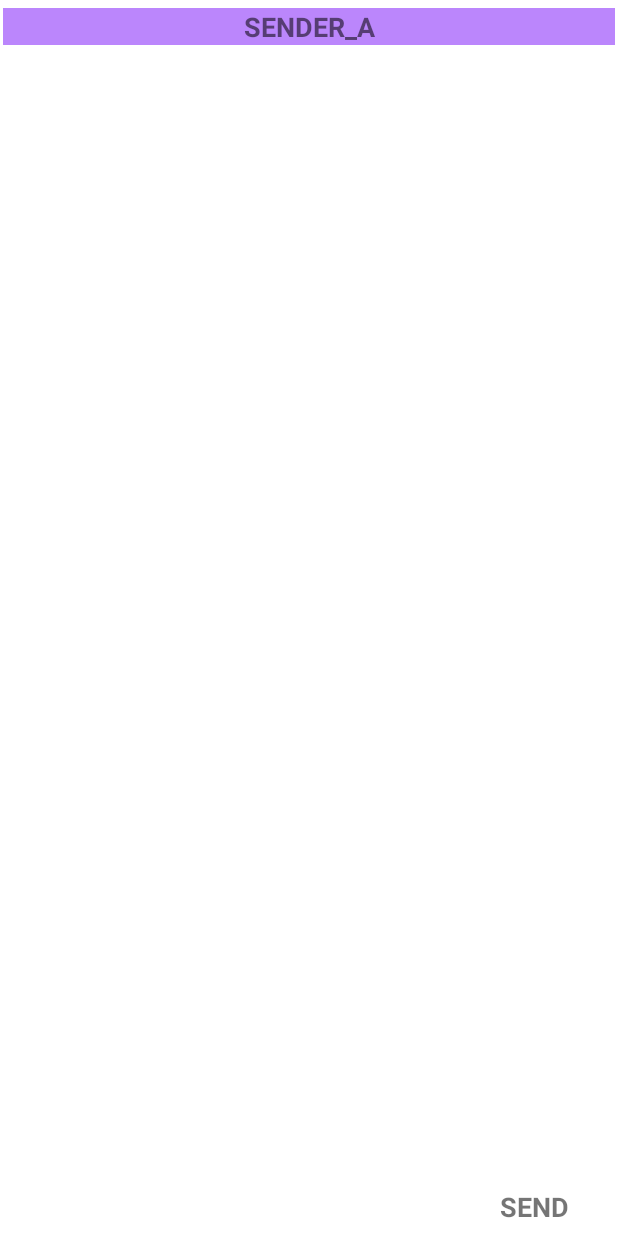
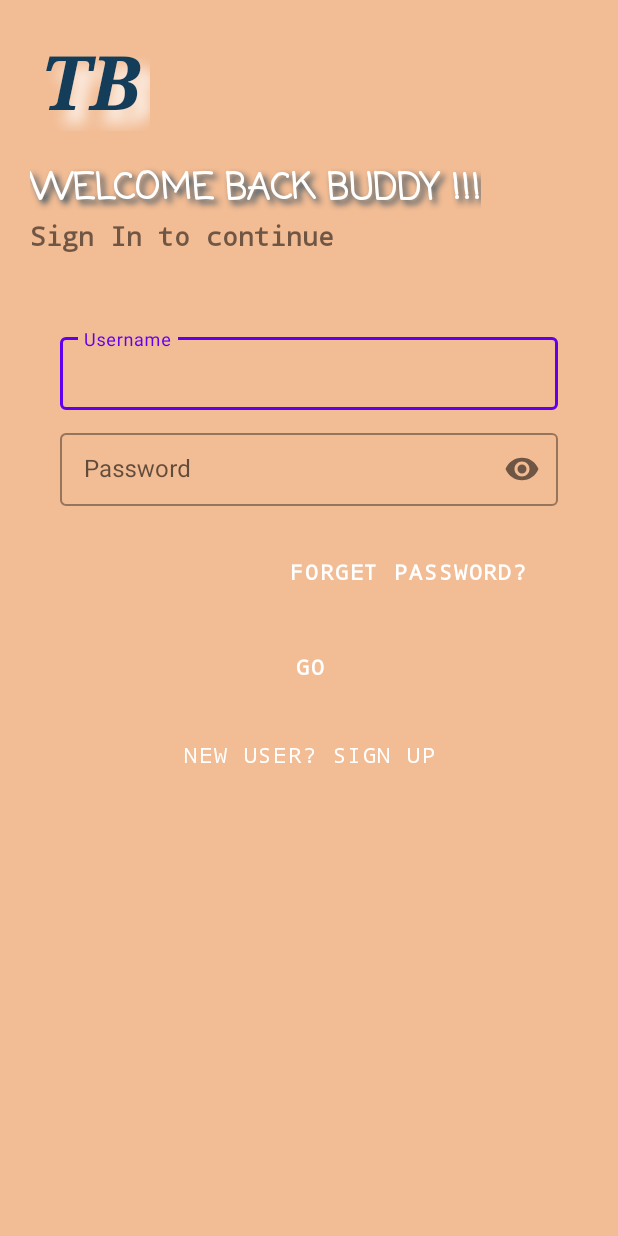
Before and after one commit to rtds8/Travel_Buddy, an Android app: the screen it shows after launch (ChatActivity before the commit, Login after it), on a phone screen of 412 x 824 dp. Run offline under Robolectric (Android 15) with nearby library versions, the phone set to English and light mode, and no system bars.

Commit message:
Login In Screen
Login Screen made, sign-up is in progress

```diff
--- a/app/build.gradle
+++ b/app/build.gradle
@@ -34,6 +34,7 @@ dependencies {
     implementation 'com.google.android.material:material:1.1.0'
     implementation 'androidx.constraintlayout:constraintlayout:1.1.3'
     implementation 'com.google.android.gms:play-services-maps:17.0.0'
+    implementation 'com.google.android.material:material:1.0.0'
     testImplementation 'junit:junit:4.+'
     androidTestImplementation 'androidx.test.ext:junit:1.1.1'
     androidTestImplementation 'androidx.test.espresso:espresso-core:3.2.0'
--- /dev/null
+++ b/app/src/main/java/com/example/travel_buddy/login/Login.java
@@ -0,0 +1,19 @@
+package com.example.travel_buddy.login;
+
+import android.os.Bundle;
+import android.view.WindowManager;
+
+import androidx.annotation.Nullable;
+import androidx.appcompat.app.AppCompatActivity;
+
+import com.example.travel_buddy.R;
+
+public class Login extends AppCompatActivity {
+
+    @Override
+    protected void onCreate(@Nullable Bundle savedInstanceState) {
+        super.onCreate(savedInstanceState);
+        getWindow().setFlags(WindowManager.LayoutParams.FLAG_FULLSCREEN, WindowManager.LayoutParams.FLAG_FULLSCREEN);
+        setContentView(R.layout.login_screen);
+    }
+}
--- a/app/src/main/java/com/example/travel_buddy/login/SplashActivity.java
+++ b/app/src/main/java/com/example/travel_buddy/login/SplashActivity.java
@@ -29,7 +29,7 @@ public class SplashActivity extends Activity {
         new Handler().postDelayed(new Runnable() {
             @Override
             public void run() {
-                Intent intent = new Intent(SplashActivity.this, ChatActivity.class);
+                Intent intent = new Intent(SplashActivity.this, Login.class);
                 startActivity(intent);
                 finish();
             }
--- a/app/src/main/res/layout/login_screen.xml
+++ b/app/src/main/res/layout/login_screen.xml
@@ -1,6 +1,117 @@
 <?xml version="1.0" encoding="utf-8"?>
 <LinearLayout xmlns:android="http://schemas.android.com/apk/res/android"
-    android:orientation="vertical" android:layout_width="match_parent"
-    android:layout_height="match_parent">
+    xmlns:tools="http://schemas.android.com/tools"
+    xmlns:app="http://schemas.android.com/apk/res-auto"
+    android:orientation="vertical"
+    android:layout_width="match_parent"
+    android:layout_height="match_parent"
+    tools:context=".login.Login"
+    android:background="#f2bc94"
+    android:padding="20dp">
+
+    <TextView
+        android:id="@+id/app_logo"
+        android:layout_width="80dp"
+        android:layout_height="wrap_content"
+        android:typeface="serif"
+        android:textAlignment="center"
+        android:text="TB"
+        android:textSize="50sp"
+        android:textColor="#143d59"
+        android:textStyle="italic|bold"
+        android:shadowColor="#fff"
+        android:shadowDx="12"
+        android:shadowDy="12"
+        android:shadowRadius="12"/>
+
+    <TextView
+        android:id="@+id/welcome_back"
+        android:layout_width="wrap_content"
+        android:layout_height="wrap_content"
+        android:text="WELCOME BACK BUDDY !!!"
+        android:layout_marginTop="20dp"
+        android:textSize="24sp"
+        android:fontFamily="casual"
+        android:textStyle="bold"
+        android:textColor="#fff"
+        android:shadowColor="#143d59"
+        android:shadowRadius="5"
+        android:shadowDy="4"
+        android:shadowDx="4"/>
+
+    <TextView
+        android:id="@+id/sign_in_to_continue"
+        android:layout_width="wrap_content"
+        android:layout_height="wrap_content"
+        android:text="Sign In to continue"
+        android:textSize="18sp"
+        android:fontFamily="monospace"
+        android:textStyle="bold"/>
+
+    <LinearLayout
+        android:layout_width="match_parent"
+        android:layout_height="wrap_content"
+        android:layout_marginTop="30dp"
+        android:layout_marginBottom="20dp"
+        android:orientation="vertical"
+        android:padding="20dp">
+
+        <com.google.android.material.textfield.TextInputLayout
+            android:layout_width="match_parent"
+            android:layout_height="wrap_content"
+            android:id="@+id/user_name"
+            android:hint="Username"
+            style="@style/Widget.MaterialComponents.TextInputLayout.OutlinedBox.Dense">
+            <com.google.android.material.textfield.TextInputEditText
+                android:layout_width="match_parent"
+                android:layout_height="wrap_content"/>
+        </com.google.android.material.textfield.TextInputLayout>
+
+        <com.google.android.material.textfield.TextInputLayout
+            android:layout_width="match_parent"
+            android:layout_height="wrap_content"
+            android:id="@+id/password"
+            android:hint="Password"
+            android:layout_marginTop="10dp"
+            style="@style/Widget.MaterialComponents.TextInputLayout.OutlinedBox.Dense"
+            app:passwordToggleEnabled="true">
+
+            <com.google.android.material.textfield.TextInputEditText
+                android:layout_width="match_parent"
+                android:layout_height="wrap_content"
+                android:inputType="textPassword"/>
+        </com.google.android.material.textfield.TextInputLayout>
+
+        <Button
+            android:layout_width="200dp"
+            android:layout_height="wrap_content"
+            android:background="#00000000"
+            android:text="Forget Password?"
+            android:fontFamily="monospace"
+            android:textStyle="bold"
+            android:layout_gravity="right"
+            android:layout_marginTop="20dp"/>
+
+        <Button
+            android:layout_width="match_parent"
+            android:layout_height="wrap_content"
+            android:text="GO"
+            android:fontFamily="monospace"
+            android:textStyle="bold"
+            android:background="#00000000"
+            android:layout_marginTop="15dp"
+            android:layout_marginBottom="5dp"/>
+
+        <Button
+            android:layout_width="match_parent"
+            android:layout_height="wrap_content"
+            android:text="New User? Sign Up"
+            android:fontFamily="monospace"
+            android:background="#00000000"
+            android:layout_marginTop="5dp"
+            android:layout_marginBottom="15dp"/>
+
+
+    </LinearLayout>
 
 </LinearLayout>
--- a/app/src/main/res/values-night/themes.xml
+++ b/app/src/main/res/values-night/themes.xml
@@ -1,6 +1,6 @@
 <resources xmlns:tools="http://schemas.android.com/tools">
     <!-- Base application theme. -->
-    <style name="Theme.Travel_Buddy" parent="Theme.MaterialComponents.DayNight.DarkActionBar">
+    <style name="Theme.Travel_Buddy" parent="Theme.MaterialComponents.DayNight.NoActionBar">
         <!-- Primary brand color. -->
         <item name="colorPrimary">@color/purple_200</item>
         <item name="colorPrimaryVariant">@color/purple_700</item>
```
Also changed, not shown: app/src/main/AndroidManifest.xml (+9 -11 lines), app/src/main/java/com/example/travel_buddy/login/SignUp.java (added, +17 -0 lines), app/src/main/res/layout/sign_up.xml (added, +51 -0 lines), app/src/main/res/layout/splash_screen.xml (+12 -6 lines), gradle/wrapper/gradle-wrapper.properties.
